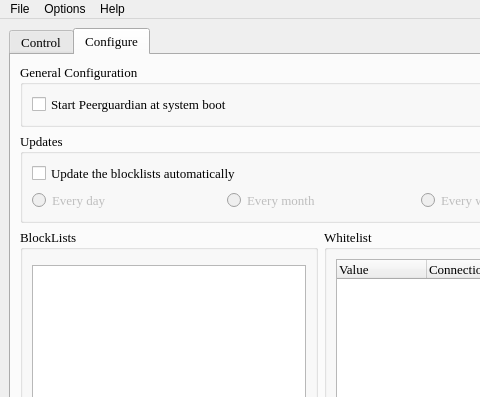
First picture: the form in pgl/pgl-gui.qt/ui/main_window.ui, repository okyes/peerguardian, before the edit; both pictures show x 0 to 480 and y 0 to 397 of the 642 by 540 pixel window.
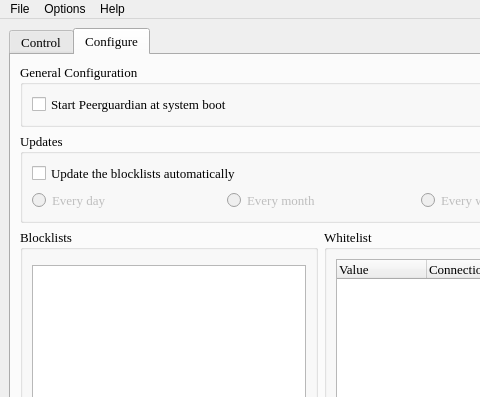
Second picture: the form after the edit. Icons and pictures are not drawn.

Commit message: Replaced BlockLists with Blocklists

Diff of the .ui file:
```diff
--- a/pgl/pgl-gui.qt/ui/main_window.ui
+++ b/pgl/pgl-gui.qt/ui/main_window.ui
@@ -617,7 +617,7 @@
              </sizepolicy>
             </property>
             <property name="title">
-             <string>BlockLists</string>
+             <string>Blocklists</string>
             </property>
             <layout class="QVBoxLayout" name="verticalLayout_5">
              <item>
```
Left out of the diff: 2 changed lines with no effect on the pictures.
